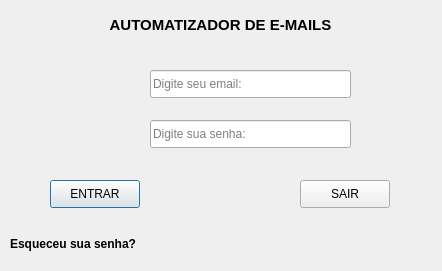
This is UI/login.ui in gabrielbitencort/Automatizador as Qt 5 draws it before an edit. The edited form follows.
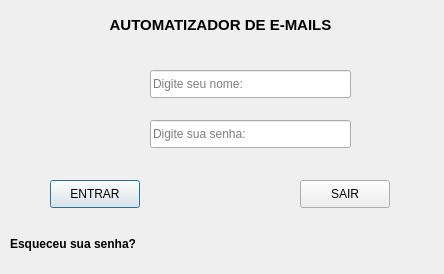
This is the edited form. Icons and pictures are not drawn.

```diff
--- a/UI/login.ui
+++ b/UI/login.ui
@@ -6,10 +6,16 @@
    <rect>
     <x>0</x>
     <y>0</y>
-    <width>442</width>
-    <height>271</height>
+    <width>444</width>
+    <height>274</height>
    </rect>
   </property>
+  <property name="maximumSize">
+   <size>
+    <width>444</width>
+    <height>274</height>
+   </size>
+  </property>
   <property name="windowTitle">
    <string>Dialog</string>
   </property>
@@ -81,7 +87,7 @@
     </rect>
    </property>
    <property name="placeholderText">
-    <string>Digite seu email:</string>
+    <string>Digite seu nome:</string>
    </property>
   </widget>
   <widget class="QLineEdit" name="lineEdit_2">
```
Left out of the diff: 10 changed lines with no effect on the pictures.
